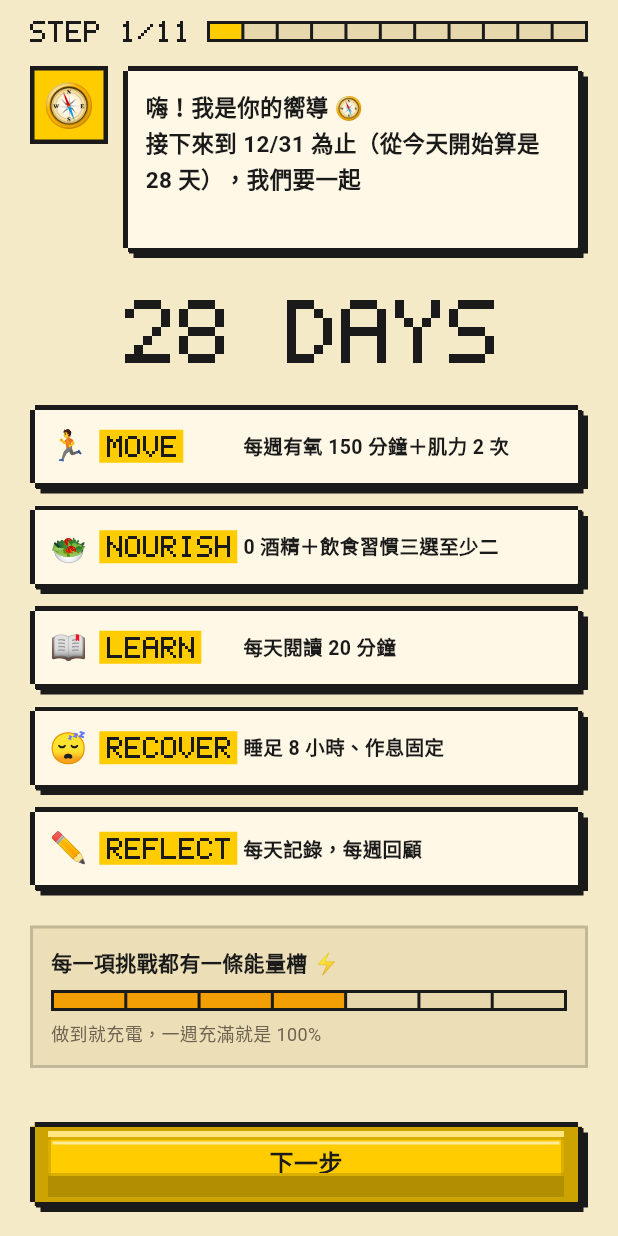
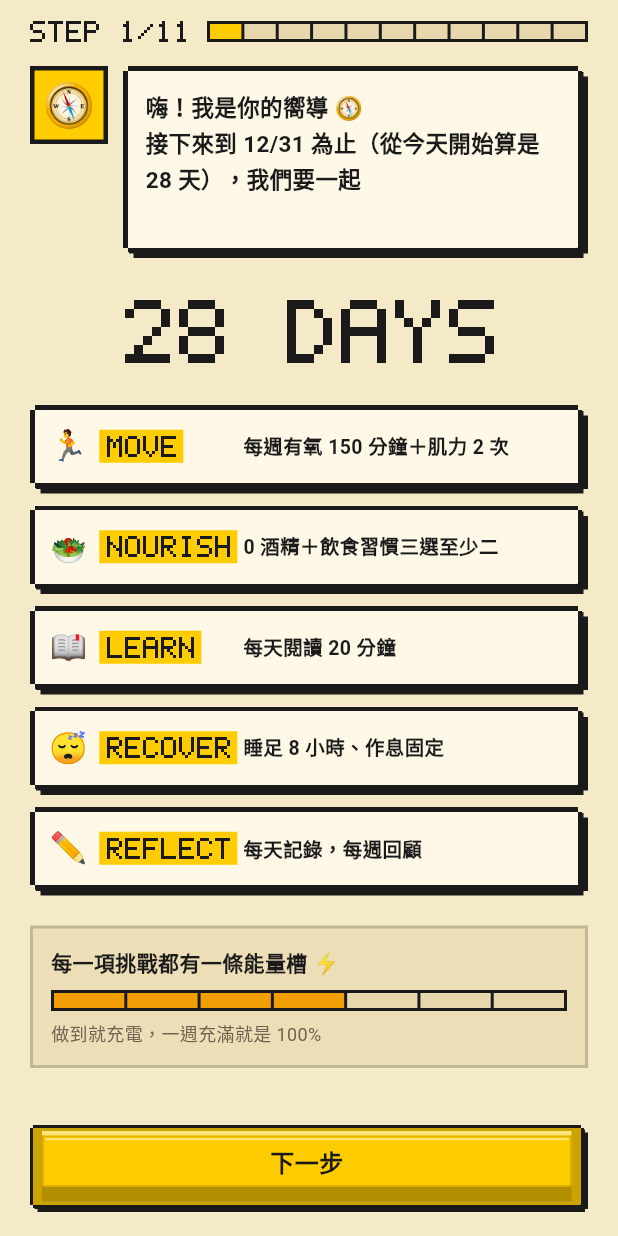
Before and after one commit to e2755699/omi_app, a Flutter app: the screen it shows after launch, scrolled down 199 dp, after a tap on "開始挑戰", on a phone screen of 412 x 824 dp. Run offline on Flutter 3.47's test engine with Material 3 defaults, Android fonts, the phone set to English and light mode, and no system bars; our stand-ins replace image_picker, shared_preferences, sqflite, sqflite_common_ffi_web, supabase_flutter; missing offline and left inert: flutter_web_auth_2, home_widget; accounts and stored records are empty.

Commit message:
Fix clipped photo keycaps; add KeycapButton and merge photo buttons
The tutorial photo step keycaps (height 54) clipped their emoji labels.
Add KeycapButton (thickness 0.7, shared height/font) and use it for every
full-width text key. Merge 從相簿選/拍一張 into one 選照片 button: web opens
the file picker, mobile shows a bottom sheet to choose gallery or camera.

Co-Authored-By: Claude Sonnet 5.5 <noreply@anthropic.com>

```diff
--- a/lib/screens/setup_tutorial.dart
+++ b/lib/screens/setup_tutorial.dart
@@ -212,7 +212,7 @@ class _SetupTutorialState extends State<SetupTutorial> {
             children: [
               if (index > 0) ...[
                 Expanded(
-                  child: _NavKey(label: '上一步', onTap: _back),
+                  child: KeycapButton(label: '上一步', onTap: _back),
                 ),
                 const SizedBox(width: 12),
               ],
@@ -220,7 +220,7 @@ class _SetupTutorialState extends State<SetupTutorial> {
                 flex: 2,
                 child: ListenableBuilder(
                   listenable: _store.account,
-                  builder: (context, _) => _NavKey(
+                  builder: (context, _) => KeycapButton(
                     label: switch (_step) {
                       _Step.account when _store.isCloud => '儲存群組設定',
                       _Step.account when _store.account.isSignedIn => '出發吧！',
@@ -808,35 +808,6 @@ class _StepSidebar extends StatelessWidget {
   }
 }
 
-class _NavKey extends StatelessWidget {
-  const _NavKey({required this.label, required this.onTap, this.primary = false});
-
-  final String label;
-  final VoidCallback? onTap;
-  final bool primary;
-
-  @override
-  Widget build(BuildContext context) {
-    return SizedBox(
-      height: 60,
-      child: Keycap(
-        onTap: onTap,
-        faceColor: primary ? PixelColors.yellow : const Color(0xFFFFFBF0),
-        child: Center(
-          child: Text(
-            label,
-            style: TextStyle(
-              fontSize: 16,
-              fontWeight: FontWeight.w900,
-              color: onTap == null ? PixelColors.muted : PixelColors.ink,
-            ),
-          ),
-        ),
-      ),
-    );
-  }
-}
-
 class _RuleCard extends StatelessWidget {
   const _RuleCard({required this.item, this.target});
 
@@ -1005,16 +976,7 @@ class _PixelTimeSheetState extends State<_PixelTimeSheet> {
             ],
           ),
           const SizedBox(height: 20),
-          SizedBox(
-            height: 58,
-            child: Keycap(
-              faceColor: PixelColors.yellow,
-              onTap: () => Navigator.of(context).pop(_minutes),
-              child: const Center(
-                child: Text('好了', style: TextStyle(fontSize: 16, fontWeight: FontWeight.w900)),
-              ),
-            ),
-          ),
+          KeycapButton(primary: true, label: '好了', onTap: () => Navigator.of(context).pop(_minutes)),
         ],
       ),
     );
@@ -1088,33 +1050,7 @@ class _PhotoPreview extends StatelessWidget {
           ),
         ),
         const SizedBox(height: 10),
-        Row(
-          children: [
-            Expanded(
-              child: SizedBox(
-                height: 54,
-                child: Keycap(
-                  onTap: () {},
-                  child: const Center(
-                    child: Text('🖼️ 從相簿選', style: TextStyle(fontSize: 14, fontWeight: FontWeight.w900)),
-                  ),
-                ),
-              ),
-            ),
-            const SizedBox(width: 10),
-            Expanded(
-              child: SizedBox(
-                height: 54,
-                child: Keycap(
-                  onTap: () {},
-                  child: const Center(
-                    child: Text('📸 拍一張', style: TextStyle(fontSize: 14, fontWeight: FontWeight.w900)),
-                  ),
-                ),
-              ),
-            ),
-          ],
-        ),
+        KeycapButton(label: '📷 選照片', onTap: () {}),
       ],
     );
   }
--- a/lib/screens/title_screen.dart
+++ b/lib/screens/title_screen.dart
@@ -169,19 +169,17 @@ class TitleScreen extends StatelessWidget {
       ];
 
   Widget _startKey() {
-    return SizedBox(
+    return KeycapButton(
+      primary: true,
       height: 64,
-      child: Keycap(
-        faceColor: PixelColors.yellow,
-        onTap: onStart,
-        child: const Row(
+      onTap: onStart,
+      child: const Row(
           mainAxisAlignment: MainAxisAlignment.center,
           children: [
             Text('開始挑戰', style: TextStyle(fontSize: 18, fontWeight: FontWeight.w900)),
             SizedBox(width: 10),
             PixelText('>', dot: 3),
           ],
-        ),
       ),
     );
   }
--- a/lib/widgets/keycap.dart
+++ b/lib/widgets/keycap.dart
@@ -178,3 +178,53 @@ class _KeycapBody extends StatelessWidget {
     );
   }
 }
+
+/// 全寬的文字鍵帽（上一步／下一步、完成打卡、從相簿選…）：統一高度、字級與鍵帽厚度，
+/// 各畫面不要再各自手刻 SizedBox + Keycap + Center + Text。
+/// 小顆的方形鍵（+10、+20…）和排版自訂的鍵帽仍直接用 [Keycap]。
+class KeycapButton extends StatelessWidget {
+  const KeycapButton({
+    super.key,
+    this.label,
+    this.child,
+    required this.onTap,
+    this.primary = false,
+    this.height = 58,
+    this.fontSize = 16,
+  }) : assert((label == null) != (child == null), 'Pass either label or child');
+
+  final String? label;
+
+  /// 版面自訂的內容（例如文字加像素箭頭），和 [label] 二選一。
+  final Widget? child;
+  final VoidCallback? onTap;
+
+  /// 主要動作，頂面用黃色。
+  final bool primary;
+  final double height;
+  final double fontSize;
+
+  @override
+  Widget build(BuildContext context) {
+    return SizedBox(
+      height: height,
+      child: Keycap(
+        onTap: onTap,
+        thickness: 0.7,
+        faceColor: primary ? PixelColors.yellow : const Color(0xFFFFFBF0),
+        child: Center(
+          child:
+              child ??
+              Text(
+                label!,
+                style: TextStyle(
+                  fontSize: fontSize,
+                  fontWeight: FontWeight.w900,
+                  color: onTap == null ? PixelColors.muted : PixelColors.ink,
+                ),
+              ),
+        ),
+      ),
+    );
+  }
+}
```
Also changed, not shown: lib/screens/account_screen.dart (+4 -9 lines), lib/screens/daily_record_screen.dart (+2 -20 lines), lib/screens/weekly_screen.dart (+41 -38 lines).
